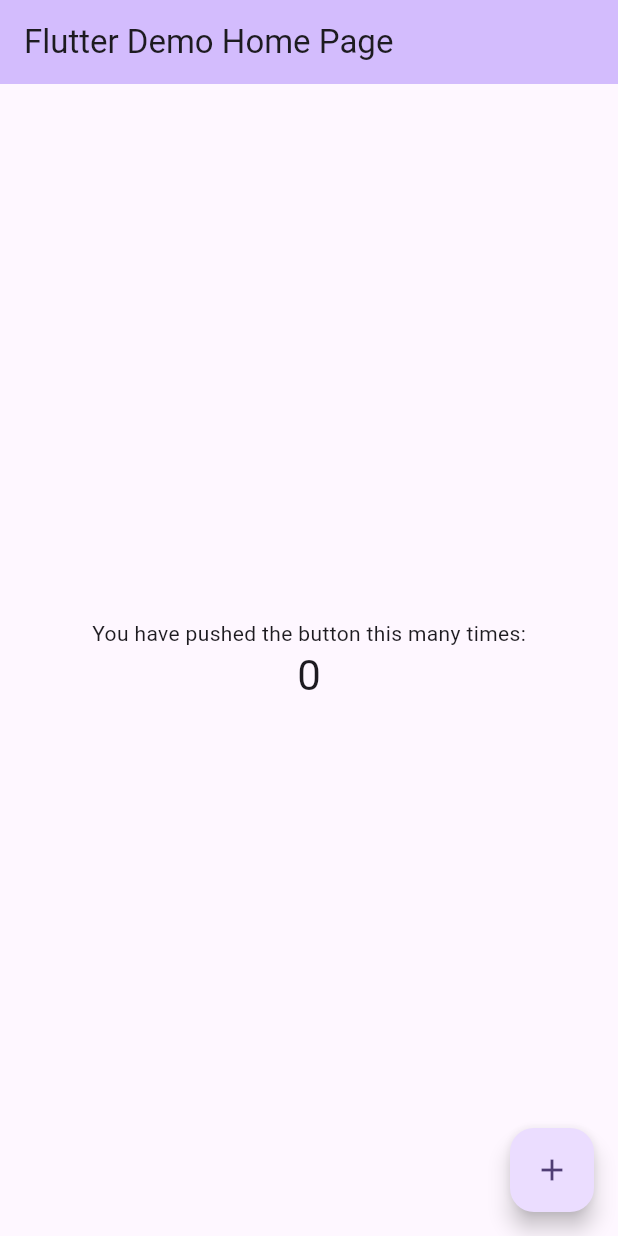
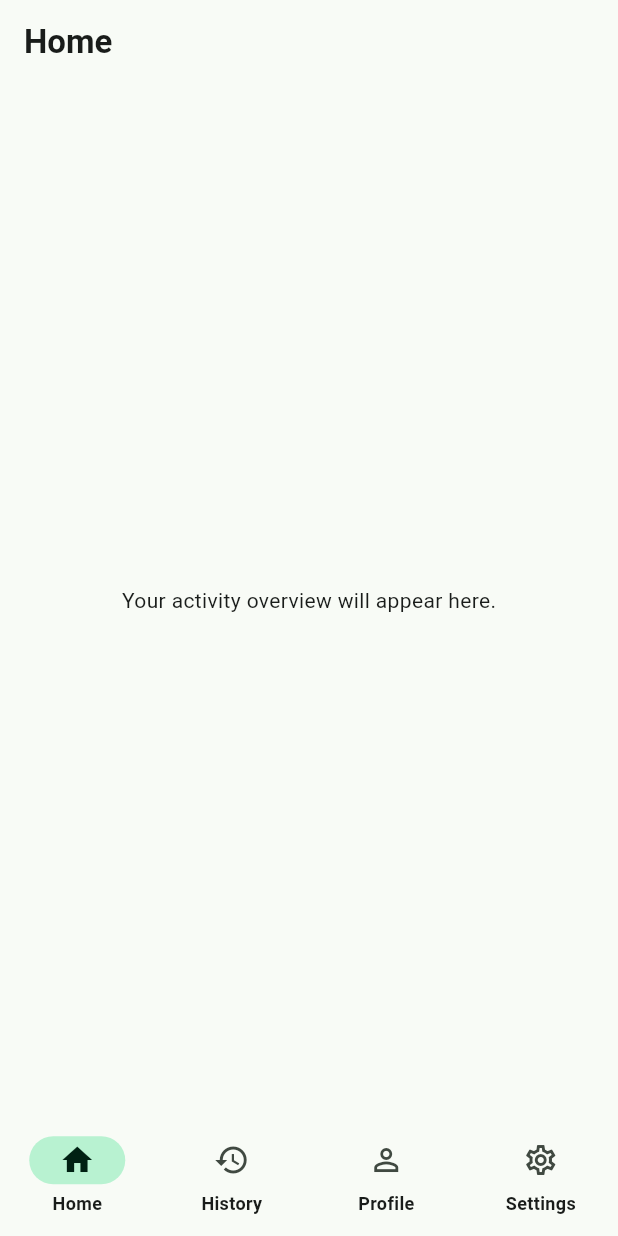
Before and after one commit to PJBayta/stride, a Flutter app: the screen it shows after launch, on a phone screen of 412 x 824 dp. Run offline on Flutter 3.47's test engine with Material 3 defaults, Android fonts, the phone set to English and light mode, and no system bars.

Commit message:
Phase 1 complete

```diff
--- /dev/null
+++ b/lib/core/theme/app_theme.dart
@@ -0,0 +1,124 @@
+import 'package:flutter/material.dart';
+
+/// Shared Material 3 themes for Stride.
+///
+/// An energetic green highlights activity actions while neutral surfaces keep
+/// maps, metrics, and long activity histories easy to scan.
+abstract final class AppTheme {
+  static const _lightScheme = ColorScheme(
+    brightness: Brightness.light,
+    primary: Color(0xFF006D3B), onPrimary: Color(0xFFFFFFFF),
+    primaryContainer: Color(0xFF9BF6BF), onPrimaryContainer: Color(0xFF00210F),
+    secondary: Color(0xFF356A52), onSecondary: Color(0xFFFFFFFF),
+    secondaryContainer: Color(0xFFB8F2D1), onSecondaryContainer: Color(0xFF002113),
+    tertiary: Color(0xFF2A6B8E), onTertiary: Color(0xFFFFFFFF),
+    tertiaryContainer: Color(0xFFC7E7FF), onTertiaryContainer: Color(0xFF001F2E),
+    error: Color(0xFFBA1A1A), onError: Color(0xFFFFFFFF),
+    errorContainer: Color(0xFFFFDAD6), onErrorContainer: Color(0xFF410002),
+    surface: Color(0xFFF8FBF6), onSurface: Color(0xFF191C1A),
+    surfaceContainerHighest: Color(0xFFDDE5DD), onSurfaceVariant: Color(0xFF404941),
+    outline: Color(0xFF707970), outlineVariant: Color(0xFFC0C9C0),
+    shadow: Color(0xFF000000), scrim: Color(0xFF000000),
+    inverseSurface: Color(0xFF2E312E), onInverseSurface: Color(0xFFEFF1EC),
+    inversePrimary: Color(0xFF7DDBA1),
+  );
+
+  static const _darkScheme = ColorScheme(
+    brightness: Brightness.dark,
+    primary: Color(0xFF7DDBA1), onPrimary: Color(0xFF00391F),
+    primaryContainer: Color(0xFF00522E), onPrimaryContainer: Color(0xFF9BF6BF),
+    secondary: Color(0xFF9CD5B6), onSecondary: Color(0xFF003823),
+    secondaryContainer: Color(0xFF1D513A), onSecondaryContainer: Color(0xFFB8F2D1),
+    tertiary: Color(0xFF91CEEF), onTertiary: Color(0xFF00344D),
+    tertiaryContainer: Color(0xFF104D6D), onTertiaryContainer: Color(0xFFC7E7FF),
+    error: Color(0xFFFFB4AB), onError: Color(0xFF690005),
+    errorContainer: Color(0xFF93000A), onErrorContainer: Color(0xFFFFDAD6),
+    surface: Color(0xFF101411), onSurface: Color(0xFFE0E4DE),
+    surfaceContainerHighest: Color(0xFF424942), onSurfaceVariant: Color(0xFFC0C9C0),
+    outline: Color(0xFF8A938A), outlineVariant: Color(0xFF404941),
+    shadow: Color(0xFF000000), scrim: Color(0xFF000000),
+    inverseSurface: Color(0xFFE0E4DE), onInverseSurface: Color(0xFF2E312E),
+    inversePrimary: Color(0xFF006D3B),
+  );
+
+  static final ThemeData lightTheme = _buildTheme(_lightScheme);
+  static final ThemeData darkTheme = _buildTheme(_darkScheme);
+
+  static ThemeData _buildTheme(ColorScheme colorScheme) {
+    final isDark = colorScheme.brightness == Brightness.dark;
+
+    return ThemeData(
+      useMaterial3: true,
+      colorScheme: colorScheme,
+      scaffoldBackgroundColor: colorScheme.surface,
+      appBarTheme: AppBarTheme(
+        backgroundColor: colorScheme.surface,
+        foregroundColor: colorScheme.onSurface,
+        elevation: 0,
+        scrolledUnderElevation: 0,
+        centerTitle: false,
+        titleTextStyle: TextStyle(
+          color: colorScheme.onSurface,
+          fontSize: 22,
+          fontWeight: FontWeight.w600,
+        ),
+      ),
+      elevatedButtonTheme: ElevatedButtonThemeData(
+        style: ElevatedButton.styleFrom(
+          minimumSize: const Size(48, 48),
+          padding: const EdgeInsets.symmetric(horizontal: 20, vertical: 12),
+          elevation: 0,
+          textStyle: const TextStyle(fontWeight: FontWeight.w600),
+        ),
+      ),
+      filledButtonTheme: FilledButtonThemeData(
+        style: FilledButton.styleFrom(
+          minimumSize: const Size(48, 48),
+          padding: const EdgeInsets.symmetric(horizontal: 20, vertical: 12),
+          textStyle: const TextStyle(fontWeight: FontWeight.w600),
+        ),
+      ),
+      outlinedButtonTheme: OutlinedButtonThemeData(
+        style: OutlinedButton.styleFrom(
+          minimumSize: const Size(48, 48),
+          padding: const EdgeInsets.symmetric(horizontal: 20, vertical: 12),
+          side: BorderSide(color: colorScheme.outline),
+          textStyle: const TextStyle(fontWeight: FontWeight.w600),
+        ),
+      ),
+      navigationBarTheme: NavigationBarThemeData(
+        backgroundColor: colorScheme.surface,
+        elevation: 0,
+        indicatorColor: colorScheme.secondaryContainer,
+        labelTextStyle: const WidgetStatePropertyAll(
+          TextStyle(fontSize: 12, fontWeight: FontWeight.w600),
+        ),
+      ),
+      cardTheme: CardThemeData(
+        color: isDark ? const Color(0xFF191E1A) : const Color(0xFFFFFFFF),
+        elevation: 0,
+        margin: EdgeInsets.zero,
+        shape: RoundedRectangleBorder(
+          borderRadius: BorderRadius.circular(16),
+          side: BorderSide(color: colorScheme.outlineVariant),
+        ),
+      ),
+      inputDecorationTheme: InputDecorationTheme(
+        filled: true,
+        fillColor: colorScheme.surfaceContainerHighest.withValues(alpha: 0.35),
+        contentPadding: const EdgeInsets.symmetric(horizontal: 16, vertical: 14),
+        border: _inputBorder(colorScheme.outlineVariant),
+        enabledBorder: _inputBorder(colorScheme.outlineVariant),
+        focusedBorder: _inputBorder(colorScheme.primary, width: 2),
+        errorBorder: _inputBorder(colorScheme.error),
+        focusedErrorBorder: _inputBorder(colorScheme.error, width: 2),
+      ),
+    );
+  }
+
+  static OutlineInputBorder _inputBorder(Color color, {double width = 1}) =>
+      OutlineInputBorder(
+        borderRadius: BorderRadius.circular(12),
+        borderSide: BorderSide(color: color, width: width),
+      );
+}
--- /dev/null
+++ b/lib/features/history/presentation/history_screen.dart
@@ -0,0 +1,15 @@
+import 'package:flutter/material.dart';
+
+class HistoryScreen extends StatelessWidget {
+  const HistoryScreen({super.key});
+
+  @override
+  Widget build(BuildContext context) {
+    return Scaffold(
+      appBar: AppBar(title: const Text('History')),
+      body: const Center(
+        child: Text('Your completed activities will appear here.'),
+      ),
+    );
+  }
+}
--- /dev/null
+++ b/lib/features/home/presentation/home_screen.dart
@@ -0,0 +1,15 @@
+import 'package:flutter/material.dart';
+
+class HomeScreen extends StatelessWidget {
+  const HomeScreen({super.key});
+
+  @override
+  Widget build(BuildContext context) {
+    return Scaffold(
+      appBar: AppBar(title: const Text('Home')),
+      body: const Center(
+        child: Text('Your activity overview will appear here.'),
+      ),
+    );
+  }
+}
--- /dev/null
+++ b/lib/features/profile/presentation/profile_screen.dart
@@ -0,0 +1,15 @@
+import 'package:flutter/material.dart';
+
+class ProfileScreen extends StatelessWidget {
+  const ProfileScreen({super.key});
+
+  @override
+  Widget build(BuildContext context) {
+    return Scaffold(
+      appBar: AppBar(title: const Text('Profile')),
+      body: const Center(
+        child: Text('Your personal statistics will appear here.')
+      ),
+    );
+  }
+}
--- /dev/null
+++ b/lib/features/settings/presentation/settings_screen.dart
@@ -0,0 +1,15 @@
+import 'package:flutter/material.dart';
+
+class SettingsScreen extends StatelessWidget {
+  const SettingsScreen({super.key});
+
+  @override
+  Widget build(BuildContext context) {
+    return Scaffold(
+      appBar: AppBar(title: const Text('Settings')),
+      body: const Center(
+        child: Text('Your app preferences will appear here.'),
+      ),
+    );
+  }
+}
--- a/lib/main.dart
+++ b/lib/main.dart
@@ -1,121 +1,53 @@
 import 'package:flutter/material.dart';
 
+import 'core/theme/app_theme.dart';
+import 'features/history/presentation/history_screen.dart';
+import 'features/home/presentation/home_screen.dart';
+import 'features/profile/presentation/profile_screen.dart';
+import 'features/settings/presentation/settings_screen.dart';
+import 'widgets/stride_navigation_scaffold.dart';
+
 void main() {
-  runApp(const MyApp());
+  runApp(const StrideApp());
 }
 
-class MyApp extends StatelessWidget {
-  const MyApp({super.key});
+class StrideApp extends StatelessWidget {
+  const StrideApp({super.key});
 
-  // This widget is the root of your application.
   @override
   Widget build(BuildContext context) {
     return MaterialApp(
-      title: 'Flutter Demo',
-      theme: ThemeData(
-        // This is the theme of your application.
-        //
-        // TRY THIS: Try running your application with "flutter run". You'll see
-        // the application has a purple toolbar. Then, without quitting the app,
-        // try changing the seedColor in the colorScheme below to Colors.green
-        // and then invoke "hot reload" (save your changes or press the "hot
-        // reload" button in a Flutter-supported IDE, or press "r" if you used
-        // the command line to start the app).
-        //
-        // Notice that the counter didn't reset back to zero; the application
-        // state is not lost during the reload. To reset the state, use hot
-        // restart instead.
-        //
-        // This works for code too, not just values: Most code changes can be
-        // tested with just a hot reload.
-        colorScheme: .fromSeed(seedColor: Colors.deepPurple),
-      ),
-      home: const MyHomePage(title: 'Flutter Demo Home Page'),
-    );
-  }
-}
-
-class MyHomePage extends StatefulWidget {
-  const MyHomePage({super.key, required this.title});
-
-  // This widget is the home page of your application. It is stateful, meaning
-  // that it has a State object (defined below) that contains fields that affect
-  // how it looks.
-
-  // This class is the configuration for the state. It holds the values (in this
-  // case the title) provided by the parent (in this case the App widget) and
-  // used by the build method of the State. Fields in a Widget subclass are
-  // always marked "final".
-
-  final String title;
-
-  @override
-  State<MyHomePage> createState() => _MyHomePageState();
-}
-
-class _MyHomePageState extends State<MyHomePage> {
-  int _counter = 0;
-
-  void _incrementCounter() {
-    setState(() {
-      // This call to setState tells the Flutter framework that something has
-      // changed in this State, which causes it to rerun the build method below
-      // so that the display can reflect the updated values. If we changed
-      // _counter without calling setState(), then the build method would not be
-      // called again, and so nothing would appear to happen.
-      _counter++;
-    });
-  }
-
-  @override
-  Widget build(BuildContext context) {
-    // This method is rerun every time setState is called, for instance as done
-    // by the _incrementCounter method above.
-    //
-    // The Flutter framework has been optimized to make rerunning build methods
-    // fast, so that you can just rebuild anything that needs updating rather
-    // than having to individually change instances of widgets.
-    return Scaffold(
-      appBar: AppBar(
-        // TRY THIS: Try changing the color here to a specific color (to
-        // Colors.amber, perhaps?) and trigger a hot reload to see the AppBar
-        // change color while the other colors stay the same.
-        backgroundColor: Theme.of(context).colorScheme.inversePrimary,
-        // Here we take the value from the MyHomePage object that was created by
-        // the App.build method, and use it to set our appbar title.
-        title: Text(widget.title),
-      ),
-      body: Center(
-        // Center is a layout widget. It takes a single child and positions it
-        // in the middle of the parent.
-        child: Column(
-          // Column is also a layout widget. It takes a list of children and
-          // arranges them vertically. By default, it sizes itself to fit its
-          // children horizontally, and tries to be as tall as its parent.
-          //
-          // Column has various properties to control how it sizes itself and
-          // how it positions its children. Here we use mainAxisAlignment to
-          // center the children vertically; the main axis here is the vertical
-          // axis because Columns are vertical (the cross axis would be
-          // horizontal).
-          //
-          // TRY THIS: Invoke "debug painting" (choose the "Toggle Debug Paint"
-          // action in the IDE, or press "p" in the console), to see the
-          // wireframe for each widget.
-          mainAxisAlignment: .center,
-          children: [
-            const Text('You have pushed the button this many times:'),
-            Text(
-              '$_counter',
-              style: Theme.of(context).textTheme.headlineMedium,
-            ),
-          ],
-        ),
-      ),
-      floatingActionButton: FloatingActionButton(
-        onPressed: _incrementCounter,
-        tooltip: 'Increment',
-        child: const Icon(Icons.add),
+      title: 'Stride',
+      theme: AppTheme.lightTheme,
+      darkTheme: AppTheme.darkTheme,
+      themeMode: ThemeMode.system,
+      home: StrideNavigationScaffold(
+        destinations: const [
+          StrideNavigationDestination(
+            label: 'Home',
+            icon: Icons.home_outlined,
+            selectedIcon: Icons.home,
+            screen: HomeScreen(),
+          ),
+          StrideNavigationDestination(
+            label: 'History',
+            icon: Icons.history_outlined,
+            selectedIcon: Icons.history,
+            screen: HistoryScreen(),
+          ),
+          StrideNavigationDestination(
+            label: 'Profile',
+            icon: Icons.person_outline,
+            selectedIcon: Icons.person,
+            screen: ProfileScreen(),
+          ),
+          StrideNavigationDestination(
+            label: 'Settings',
+            icon: Icons.settings_outlined,
+            selectedIcon: Icons.settings,
+            screen: SettingsScreen(),
+          ),
+        ],
       ),
     );
   }
--- /dev/null
+++ b/lib/widgets/stride_navigation_scaffold.dart
@@ -0,0 +1,57 @@
+import 'package:flutter/material.dart';
+
+/// A shell that provides the primary navigation shared across Stride screens.
+class StrideNavigationScaffold extends StatefulWidget {
+  const StrideNavigationScaffold({
+    super.key,
+    required this.destinations,
+  }) : assert(destinations.length > 1);
+
+  final List<StrideNavigationDestination> destinations;
+
+  @override
+  State<StrideNavigationScaffold> createState() =>
+      _StrideNavigationScaffoldState();
+}
+
+class _StrideNavigationScaffoldState extends State<StrideNavigationScaffold> {
+  var _selectedIndex = 0;
+
+  @override
+  Widget build(BuildContext context) {
+    return Scaffold(
+      body: IndexedStack(
+        index: _selectedIndex,
+        children: widget.destinations.map((destination) => destination.screen).toList(),
+      ),
+      bottomNavigationBar: NavigationBar(
+        selectedIndex: _selectedIndex,
+        onDestinationSelected: (index) => setState(() => _selectedIndex = index),
+        destinations: widget.destinations
+            .map(
+              (destination) => NavigationDestination(
+                icon: Icon(destination.icon),
+                selectedIcon: Icon(destination.selectedIcon ?? destination.icon),
+                label: destination.label,
+              ),
+            )
+            .toList(),
+      ),
+    );
+  }
+}
+
+/// Describes one tab in [StrideNavigationScaffold].
+class StrideNavigationDestination {
+  const StrideNavigationDestination({
+    required this.label,
+    required this.icon,
+    this.selectedIcon,
+    required this.screen,
+  });
+
+  final String label;
+  final IconData icon;
+  final IconData? selectedIcon;
+  final Widget screen;
+}
```
Also changed, not shown: 1 other file.
